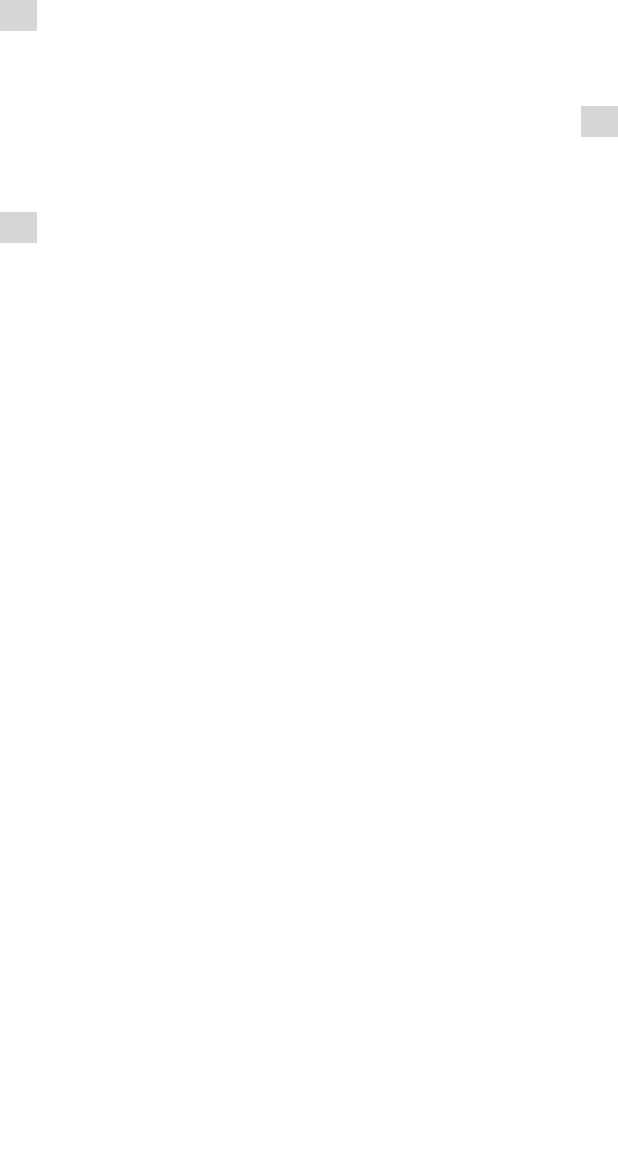
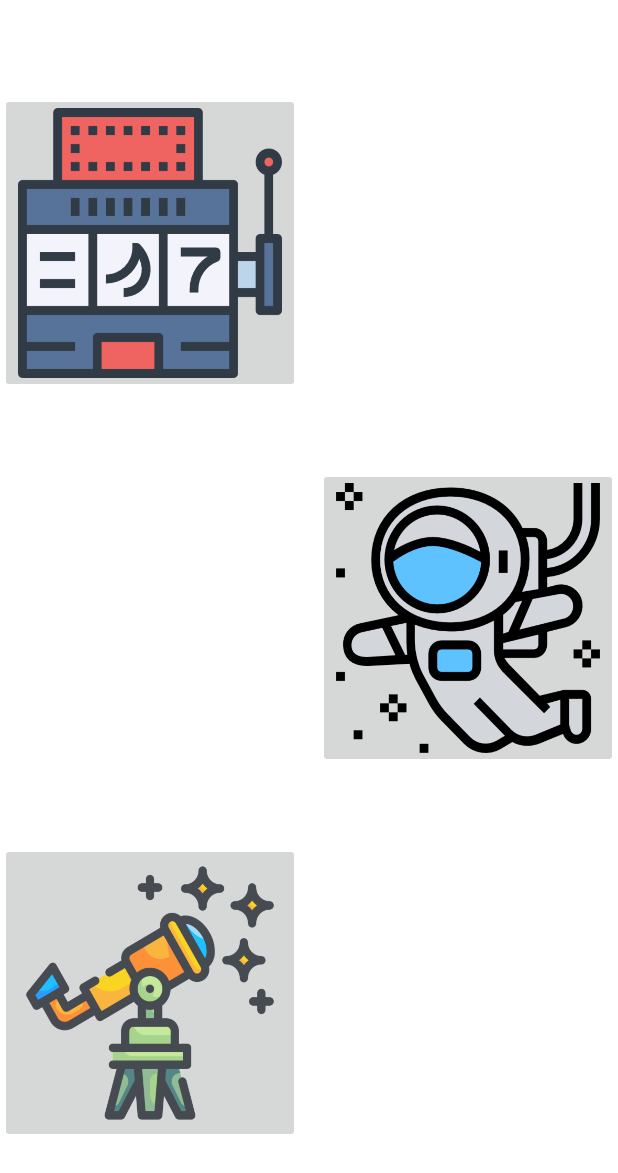
Before and after one commit to Apastor00/ProyectoAppCamara2, an Android app: the layout activity_main.xml on its own in the app's theme, with its tools: preview values and no code run, on a phone screen of 412 x 824 dp. Shown: the top 1173 px of the screen. Run offline under Robolectric (Android 15) with nearby library versions, the phone set to English and light mode, and no system bars; network calls fail; grey boxes are pictures that could not be loaded.

Commit message:
Versión 2

```diff
--- a/app/build.gradle
+++ b/app/build.gradle
@@ -32,6 +32,9 @@ dependencies {
     implementation 'androidx.appcompat:appcompat:1.4.1'
     implementation 'com.google.android.material:material:1.5.0'
     implementation 'androidx.constraintlayout:constraintlayout:2.1.3'
+    implementation 'androidx.legacy:legacy-support-v4:1.0.0'
+    implementation 'com.squareup.picasso:picasso:2.71828'
+    implementation 'com.android.volley:volley:1.2.1'
     testImplementation 'junit:junit:4.+'
     androidTestImplementation 'androidx.test.ext:junit:1.1.3'
     androidTestImplementation 'androidx.test.espresso:espresso-core:3.4.0'
--- a/app/src/main/java/com/example/proyectoappcamara/Camera.java
+++ b/app/src/main/java/com/example/proyectoappcamara/Planetas.java
@@ -11,7 +11,7 @@ import android.webkit.WebView;
 import android.widget.Button;
 import android.widget.ImageView;
 
-public class Camera extends AppCompatActivity {
+public class Planetas extends AppCompatActivity {
 
     Button btnCamara;
     ImageView imgView;
@@ -20,7 +20,7 @@ public class Camera extends AppCompatActivity {
     @Override
     protected void onCreate(Bundle savedInstanceState) {
         super.onCreate(savedInstanceState);
-        setContentView(R.layout.activity_camera);
+        setContentView(R.layout.activity_planetas);
 
         btnCamara = findViewById(R.id.btnCamara);
         imgView = findViewById(R.id.imageView);
--- a/app/src/main/res/layout/activity_main.xml
+++ b/app/src/main/res/layout/activity_main.xml
@@ -11,32 +11,43 @@
         android:id="@+id/constraintLayout2"
         android:layout_width="0dp"
         android:layout_height="wrap_content"
+        app:layout_constraintTop_toTopOf="parent"
+        app:layout_constraintBottom_toBottomOf="parent"
         app:layout_constraintEnd_toEndOf="@id/constraintLayout1"
         app:layout_constraintStart_toStartOf="@id/constraintLayout1">
 
         <ImageButton
             android:id="@+id/imageButton"
-            android:layout_width="wrap_content"
-            android:layout_height="wrap_content"
-            app:layout_constraintTop_toTopOf="@id/constraintLayout2"
+            android:layout_width="200dp"
+            android:layout_height="200dp"
+            android:adjustViewBounds="true"
+            android:baselineAlignBottom="false"
+            android:onClick="Apod"
+            android:scaleType="fitXY"
+            android:src="@drawable/slot"
             app:layout_constraintStart_toStartOf="@id/constraintLayout2"
+            app:layout_constraintTop_toTopOf="@id/constraintLayout2" />
 
-            tools:srcCompat="@tools:sample/avatars" />
         <ImageButton
             android:id="@+id/imageButton2"
-            android:layout_width="wrap_content"
-            android:layout_height="wrap_content"
-            app:layout_constraintTop_toBottomOf="@id/imageButton"
+            android:layout_width="200dp"
+            android:layout_height="200dp"
             android:layout_marginTop="50dp"
+            android:onClick="Planetas"
+            android:scaleType="fitXY"
+            android:src="@drawable/astronauta"
             app:layout_constraintEnd_toEndOf="@id/constraintLayout2"
-            tools:srcCompat="@tools:sample/avatars" />
+            app:layout_constraintTop_toBottomOf="@id/imageButton" />
+
         <ImageButton
             android:id="@+id/imageButton3"
-            android:layout_width="wrap_content"
-            android:layout_height="wrap_content"
+            android:layout_width="200dp"
+            android:layout_height="200dp"
+            android:layout_marginTop="50dp"
+            android:scaleType="fitXY"
+            android:src="@drawable/telescopio"
             app:layout_constraintTop_toBottomOf="@id/imageButton2"
-            android:layout_marginTop="50dp"
-            tools:srcCompat="@tools:sample/avatars" />
+            tools:ignore="MissingConstraints" />
     </androidx.constraintlayout.widget.ConstraintLayout>
 
 </androidx.constraintlayout.widget.ConstraintLayout>
--- a/app/src/main/res/values/strings.xml
+++ b/app/src/main/res/values/strings.xml
@@ -1,3 +1,8 @@
 <resources>
     <string name="app_name">ProyectoAppCamara</string>
+    <string name="hint">Introduce la fecha</string>
+    <!-- TODO: Remove or change this placeholder text -->
+    <string name="hello_blank_fragment">Hello blank fragment</string>
+    <string name="apod">APOD de la fecha indicada</string>
+    <string name="button1">ATRÁS</string>
 </resources>
```
Also changed, not shown: app/src/main/AndroidManifest.xml (+9 -5 lines), app/src/main/java/com/example/proyectoappcamara/Apod.java (added, +102 -0 lines), app/src/main/java/com/example/proyectoappcamara/MainActivity.java (+15 -15 lines), app/src/main/java/com/example/proyectoappcamara/apod_fragment.java (added, +93 -0 lines), app/src/main/res/layout/activity_apod.xml (added, +38 -0 lines), app/src/main/res/layout/fragment_apod_fragment.xml (added, +41 -0 lines), app/src/main/res/drawable-v24/astronauta.png (added), app/src/main/res/drawable-v24/slot.png (added), app/src/main/res/drawable-v24/telescopio.png (added), app/src/main/res/drawable/astronauta.png (added), app/src/main/res/drawable/slot.png (added), app/src/main/res/drawable/telescopio.png (added), app/src/main/res/layout/activity_planetas.xml (renamed from app/src/main/res/layout/activity_camera.xml).
